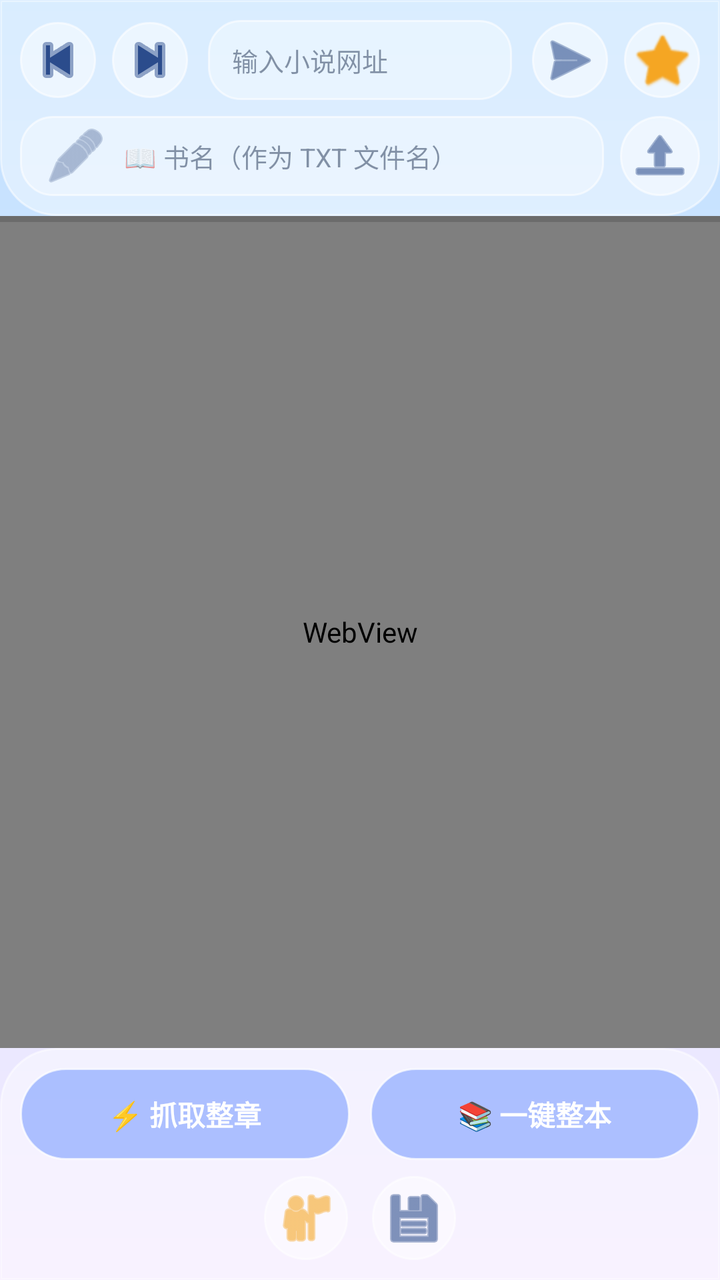
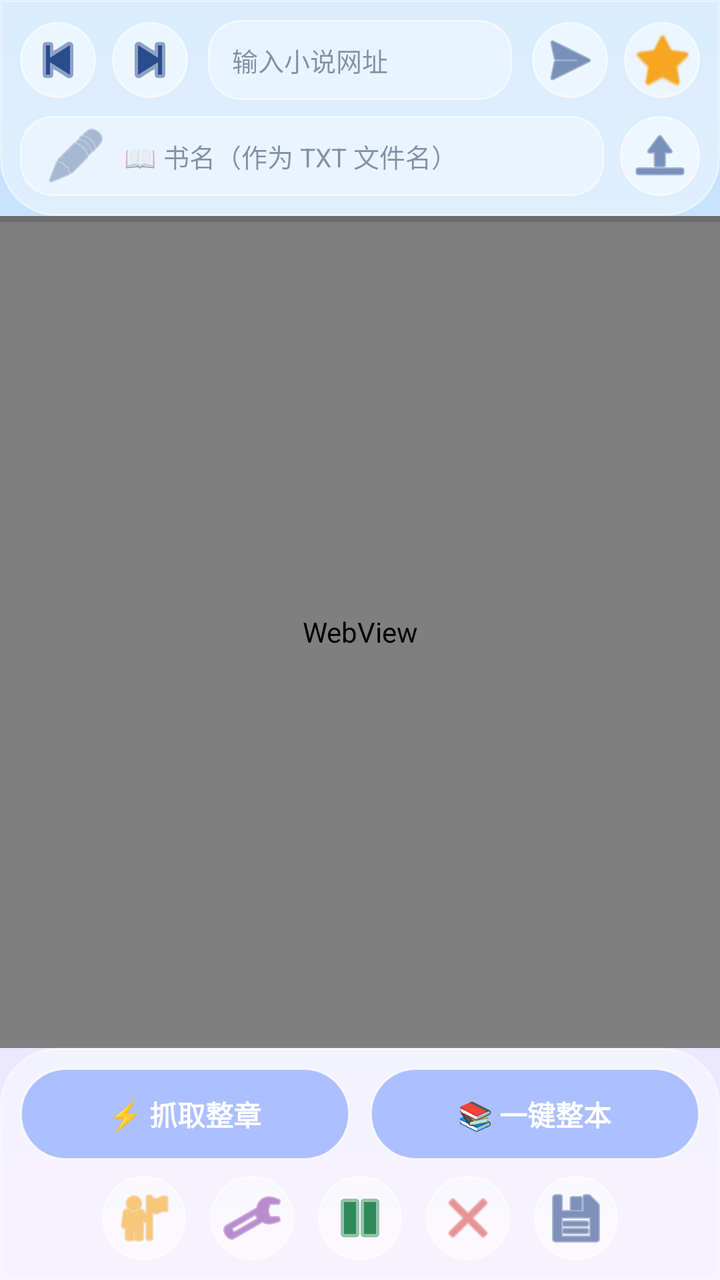

Before-and-after screenshots of an Android layout around one commit, followed by the original layout XML and the change that was made.
<!-- AndroidManifest.xml: application theme AppTheme -->
<!-- res/layout/activity_main.xml -->
<?xml version="1.0" encoding="utf-8"?>
<LinearLayout xmlns:android="http://schemas.android.com/apk/res/android"
    android:layout_width="match_parent"
    android:layout_height="match_parent"
    android:background="@drawable/bg_gradient"
    android:orientation="vertical">

    
    <LinearLayout
        android:layout_width="match_parent"
        android:layout_height="wrap_content"
        android:background="@drawable/topbar_bg"
        android:orientation="vertical"
        android:padding="10dp">

        <LinearLayout
            android:layout_width="match_parent"
            android:layout_height="wrap_content"
            android:gravity="center_vertical"
            android:orientation="horizontal">

            <ImageButton
                android:id="@+id/btnBack"
                android:layout_width="38dp"
                android:layout_height="38dp"
                android:background="@drawable/btn_secondary"
                android:contentDescription="后退"
                android:src="@android:drawable/ic_media_previous"
                android:tint="#2B4C8C" />

            <ImageButton
                android:id="@+id/btnForward"
                android:layout_width="38dp"
                android:layout_height="38dp"
                android:layout_marginStart="8dp"
                android:background="@drawable/btn_secondary"
                android:contentDescription="前进"
                android:src="@android:drawable/ic_media_next"
                android:tint="#2B4C8C" />

            <EditText
                android:id="@+id/etAddress"
                android:layout_width="0dp"
                android:layout_height="40dp"
                android:layout_marginHorizontal="10dp"
                android:layout_weight="1"
                android:background="@drawable/edittext_dark"
                android:hint="输入小说网址"
                android:imeOptions="actionGo"
                android:inputType="textUri"
                android:paddingHorizontal="12dp"
                android:singleLine="true"
                android:textColor="#1A2B4C"
                android:textColorHint="#801A2B4C"
                android:textSize="13sp" />

            <ImageButton
                android:id="@+id/btnGo"
                android:layout_width="38dp"
                android:layout_height="38dp"
                android:background="@drawable/btn_secondary"
                android:contentDescription="前往"
                android:src="@android:drawable/ic_menu_send"
                android:tint="#2B4C8C" />

            <ImageButton
                android:id="@+id/btnStar"
                android:layout_width="38dp"
                android:layout_height="38dp"
                android:layout_marginStart="8dp"
                android:background="@drawable/btn_secondary"
                android:contentDescription="收藏当前页"
                android:src="@android:drawable/btn_star_big_off"
                android:tint="#F5A623" />
        </LinearLayout>

        <LinearLayout
            android:layout_width="match_parent"
            android:layout_height="wrap_content"
            android:layout_marginTop="8dp"
            android:gravity="center_vertical"
            android:orientation="horizontal">

            <EditText
                android:id="@+id/etBookName"
                android:layout_width="0dp"
                android:layout_height="40dp"
                android:layout_weight="1"
                android:background="@drawable/edittext_dark"
                android:drawableStart="@android:drawable/ic_menu_edit"
                android:drawablePadding="8dp"
                android:drawableTint="#7A8FB5"
                android:hint="📖 书名（作为 TXT 文件名）"
                android:inputType="text"
                android:paddingHorizontal="12dp"
                android:singleLine="true"
                android:textColor="#1A2B4C"
                android:textColorHint="#801A2B4C"
                android:textSize="13sp" />

            <ImageButton
                android:id="@+id/btnPickDir"
                android:layout_width="40dp"
                android:layout_height="40dp"
                android:layout_marginStart="8dp"
                android:background="@drawable/btn_secondary"
                android:contentDescription="选择 TXT 保存文件夹"
                android:src="@android:drawable/ic_menu_upload"
                android:tint="#2B4C8C" />
        </LinearLayout>
    </LinearLayout>

    
    <TextView
        android:id="@+id/tvStatus"
        android:layout_width="match_parent"
        android:layout_height="wrap_content"
        android:background="#4DFFFFFF"
        android:gravity="center"
        android:padding="6dp"
        android:text="就绪"
        android:textColor="#2B4C8C"
        android:textSize="12sp"
        android:visibility="gone" />

    
    <FrameLayout
        android:layout_width="match_parent"
        android:layout_height="0dp"
        android:layout_weight="1">

        <WebView
            android:id="@+id/webView"
            android:layout_width="match_parent"
            android:layout_height="match_parent" />

        <ProgressBar
            android:id="@+id/progressBar"
            style="?android:attr/progressBarStyleHorizontal"
            android:layout_width="match_parent"
            android:layout_height="3dp"
            android:layout_gravity="top"
            android:max="100"
            android:progressTint="#3D5AFE" />
    </FrameLayout>

    
    <LinearLayout
        android:layout_width="match_parent"
        android:layout_height="wrap_content"
        android:background="@drawable/bottombar_bg"
        android:orientation="vertical"
        android:padding="10dp">

        <LinearLayout
            android:layout_width="match_parent"
            android:layout_height="wrap_content"
            android:orientation="horizontal">

            <Button
                android:id="@+id/btnGrab"
                android:layout_width="0dp"
                android:layout_height="46dp"
                android:layout_weight="1"
                android:background="@drawable/btn_primary"
                android:text="⚡ 抓取整章"
                android:textColor="#FFFFFF"
                android:textSize="14sp"
                android:textStyle="bold" />

            <Button
                android:id="@+id/btnBook"
                android:layout_width="0dp"
                android:layout_height="46dp"
                android:layout_marginStart="10dp"
                android:layout_weight="1"
                android:background="@drawable/btn_primary"
                android:text="📚 一键整本"
                android:textColor="#FFFFFF"
                android:textSize="14sp"
                android:textStyle="bold" />
        </LinearLayout>

        <LinearLayout
            android:layout_width="match_parent"
            android:layout_height="wrap_content"
            android:layout_marginTop="8dp"
            android:gravity="center"
            android:orientation="horizontal">

            <ImageButton
                android:id="@+id/btnBookmarks"
                android:layout_width="42dp"
                android:layout_height="42dp"
                android:background="@drawable/btn_secondary"
                android:contentDescription="收藏夹"
                android:src="@android:drawable/ic_menu_myplaces"
                android:tint="#F5A623" />

            <ImageButton
                android:id="@+id/btnFinish"
                android:layout_width="42dp"
                android:layout_height="42dp"
                android:layout_marginStart="12dp"
                android:background="@drawable/btn_secondary"
                android:contentDescription="打开 TXT"
                android:src="@android:drawable/ic_menu_save"
                android:tint="#2B4C8C" />
        </LinearLayout>
    </LinearLayout>
</LinearLayout>
<!-- resources referenced by this layout -->
<resources>
  <!-- drawable bg_gradient (drawable) -->
  <?xml version="1.0" encoding="utf-8"?>
  <shape xmlns:android="http://schemas.android.com/apk/res/android">
      <gradient
          android:angle="270"
          android:startColor="#BFE0FF"
          android:centerColor="#DCE8FF"
          android:endColor="#F3E8FF"
          android:type="linear" />
  </shape>
  <!-- drawable bottombar_bg (drawable) -->
  <?xml version="1.0" encoding="utf-8"?>
  <shape xmlns:android="http://schemas.android.com/apk/res/android">
      <solid android:color="#66FFFFFF" />
      <corners android:topLeftRadius="28dp" android:topRightRadius="28dp" />
      <stroke android:width="1dp" android:color="#80FFFFFF" />
  </shape>
  <!-- drawable btn_primary (drawable) -->
  <?xml version="1.0" encoding="utf-8"?>
  <ripple xmlns:android="http://schemas.android.com/apk/res/android"
      android:color="#4D3D5AFE">
      <item>
          <shape>
              <solid android:color="#997C9FFF" />
              <corners android:radius="26dp" />
              <stroke android:width="1dp" android:color="#B3FFFFFF" />
          </shape>
      </item>
  </ripple>
  <!-- drawable btn_secondary (drawable) -->
  <?xml version="1.0" encoding="utf-8"?>
  <ripple xmlns:android="http://schemas.android.com/apk/res/android"
      android:color="#33FFFFFF">
      <item>
          <shape>
              <solid android:color="#80FFFFFF" />
              <corners android:radius="26dp" />
              <stroke android:width="1dp" android:color="#99FFFFFF" />
          </shape>
      </item>
  </ripple>
  <!-- drawable edittext_dark (drawable) -->
  <?xml version="1.0" encoding="utf-8"?>
  <shape xmlns:android="http://schemas.android.com/apk/res/android">
      <solid android:color="#59FFFFFF" />
      <corners android:radius="16dp" />
      <stroke android:width="1dp" android:color="#99FFFFFF" />
  </shape>
  <!-- drawable topbar_bg (drawable) -->
  <?xml version="1.0" encoding="utf-8"?>
  <shape xmlns:android="http://schemas.android.com/apk/res/android">
      <solid android:color="#66FFFFFF" />
      <corners android:bottomLeftRadius="28dp" android:bottomRightRadius="28dp" />
      <stroke android:width="1dp" android:color="#80FFFFFF" />
  </shape>
  <style name="AppTheme" parent="Theme.AppCompat.DayNight.NoActionBar">
          <item name="android:windowBackground">@drawable/bg_gradient</item>
          <item name="android:statusBarColor">#CFEAFF</item>
          <item name="android:navigationBarColor">#F3E8FF</item>
          <item name="android:windowLightStatusBar">true</item>
      </style>
</resources>

<!-- the commit's change to res/layout/activity_main.xml (unified diff, before → after) -->
@@ -198,6 +198,36 @@
                 android:tint="#F5A623" />
 
             <ImageButton
+                android:id="@+id/btnOpenDir"
+                android:layout_width="42dp"
+                android:layout_height="42dp"
+                android:layout_marginStart="12dp"
+                android:background="@drawable/btn_secondary"
+                android:contentDescription="打开下载目录"
+                android:src="@android:drawable/ic_menu_manage"
+                android:tint="#8E44AD" />
+
+            <ImageButton
+                android:id="@+id/btnPause"
+                android:layout_width="42dp"
+                android:layout_height="42dp"
+                android:layout_marginStart="12dp"
+                android:background="@drawable/btn_secondary"
+                android:contentDescription="暂停/继续"
+                android:src="@android:drawable/ic_media_pause"
+                android:tint="#2E8B57" />
+
+            <ImageButton
+                android:id="@+id/btnStop"
+                android:layout_width="42dp"
+                android:layout_height="42dp"
+                android:layout_marginStart="12dp"
+                android:background="@drawable/btn_secondary"
+                android:contentDescription="停止下载"
+                android:src="@android:drawable/ic_menu_close_clear_cancel"
+                android:tint="#D95050" />
+
+            <ImageButton
                 android:id="@+id/btnFinish"
                 android:layout_width="42dp"
                 android:layout_height="42dp"
